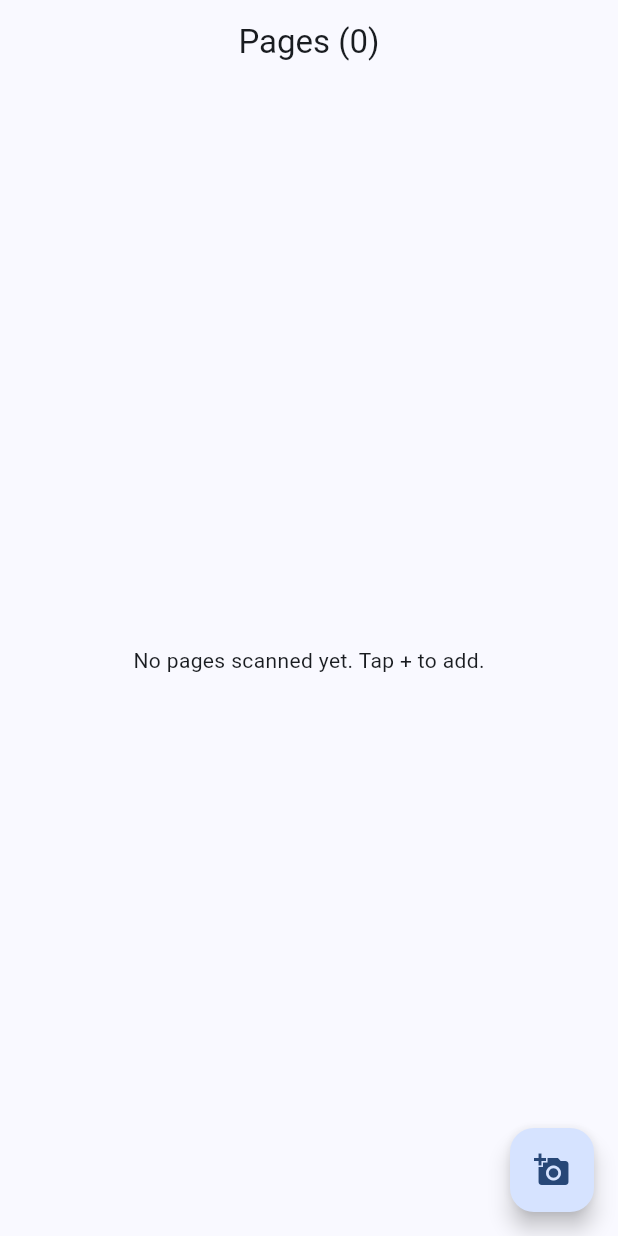
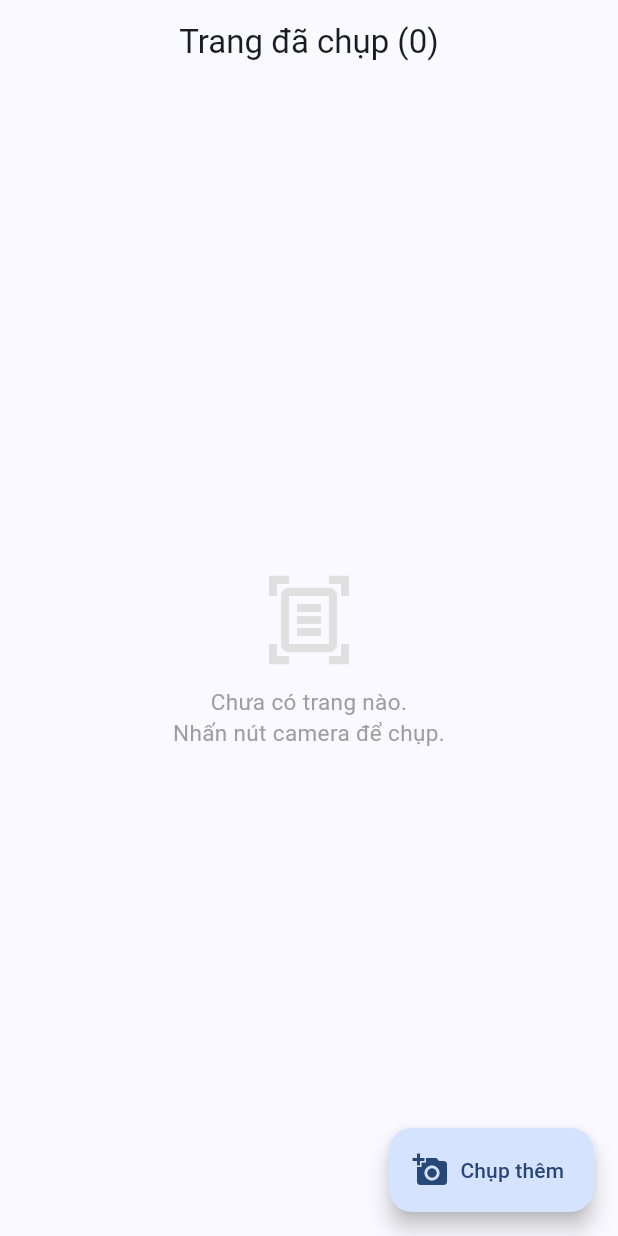
Before and after one commit to viethoang1211/CivicLens, a Flutter app: the MultiPageScan screen opened directly with empty values, on a phone screen of 412 x 824 dp. Run offline on Flutter 3.47's test engine with Material 3 defaults, Android fonts, the phone set to English and light mode, and no system bars; our stand-ins replace app_links, connectivity_plus, dio, flutter_secure_storage, image_picker; missing offline and left inert: workmanager; accounts and stored records are empty.

Commit message:
fix: improve MultiPageScan UX - prominent submit button, Vietnamese text
- Replace hidden AppBar TextButton with full-width FilledButton at bottom
- Vietnamese labels: 'Hoàn tất (N trang)', 'Chụp thêm', 'Trang X'
- FAB extended with 'Chụp thêm' label
- Better empty state with icon + Vietnamese instructions

```diff
--- a/staff_app/lib/features/scan/multi_page_scan.dart
+++ b/staff_app/lib/features/scan/multi_page_scan.dart
@@ -45,41 +45,76 @@ class _MultiPageScanState extends State<MultiPageScan> {
 
   @override
   Widget build(BuildContext context) {
+    final cs = Theme.of(context).colorScheme;
     return Scaffold(
       appBar: AppBar(
-        title: Text('Pages (${_pages.length})'),
-        actions: [
-          if (_pages.isNotEmpty)
-            TextButton(
-              onPressed: _finalize,
-              child: const Text('Done', style: TextStyle(color: Colors.white)),
+        title: Text('Trang đã chụp (${_pages.length})'),
+      ),
+      body: Column(
+        children: [
+          Expanded(
+            child: _pages.isEmpty
+                ? Center(
+                    child: Column(
+                      mainAxisSize: MainAxisSize.min,
+                      children: [
+                        Icon(Icons.document_scanner_outlined, size: 64, color: Colors.grey.shade300),
+                        const SizedBox(height: 12),
+                        const Text(
+                          'Chưa có trang nào.\nNhấn nút camera để chụp.',
+                          textAlign: TextAlign.center,
+                          style: TextStyle(color: Colors.grey, fontSize: 15),
                         ),
                       ],
                     ),
-      body: _pages.isEmpty
-          ? const Center(child: Text('No pages scanned yet. Tap + to add.'))
+                  )
                 : ReorderableListView.builder(
                     itemCount: _pages.length,
                     onReorder: _reorderPages,
                     itemBuilder: (context, index) {
                       return ListTile(
                         key: ValueKey(index),
-                  leading: SizedBox(
+                        leading: ClipRRect(
+                          borderRadius: BorderRadius.circular(8),
+                          child: SizedBox(
                             width: 50,
                             height: 50,
                             child: Image.file(_pages[index], fit: BoxFit.cover),
                           ),
-                  title: Text('Page ${index + 1}'),
+                        ),
+                        title: Text('Trang ${index + 1}'),
                         trailing: IconButton(
-                    icon: const Icon(Icons.delete),
+                          icon: const Icon(Icons.delete_outline, color: Colors.red),
                           onPressed: () => _removePage(index),
                         ),
                       );
                     },
                   ),
-      floatingActionButton: FloatingActionButton(
+          ),
+          if (_pages.isNotEmpty)
+            SafeArea(
+              child: Padding(
+                padding: const EdgeInsets.fromLTRB(20, 8, 20, 16),
+                child: SizedBox(
+                  width: double.infinity,
+                  height: 52,
+                  child: FilledButton.icon(
+                    onPressed: _finalize,
+                    icon: const Icon(Icons.check_circle_outline),
+                    label: Text(
+                      'Hoàn tất (${_pages.length} trang)',
+                      style: const TextStyle(fontSize: 16, fontWeight: FontWeight.w600),
+                    ),
+                  ),
+                ),
+              ),
+            ),
+        ],
+      ),
+      floatingActionButton: FloatingActionButton.extended(
         onPressed: _addPage,
-        child: const Icon(Icons.add_a_photo),
+        icon: const Icon(Icons.add_a_photo),
+        label: const Text('Chụp thêm'),
       ),
     );
   }
```
Lines whose indentation alone changed are shown as unchanged.
